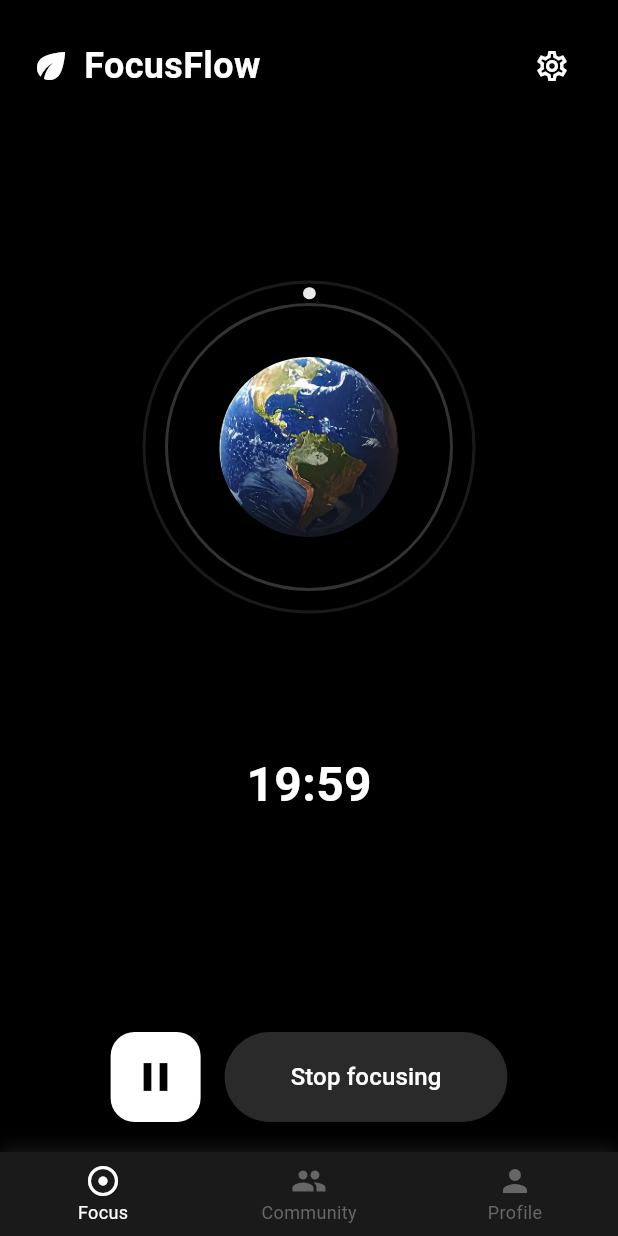
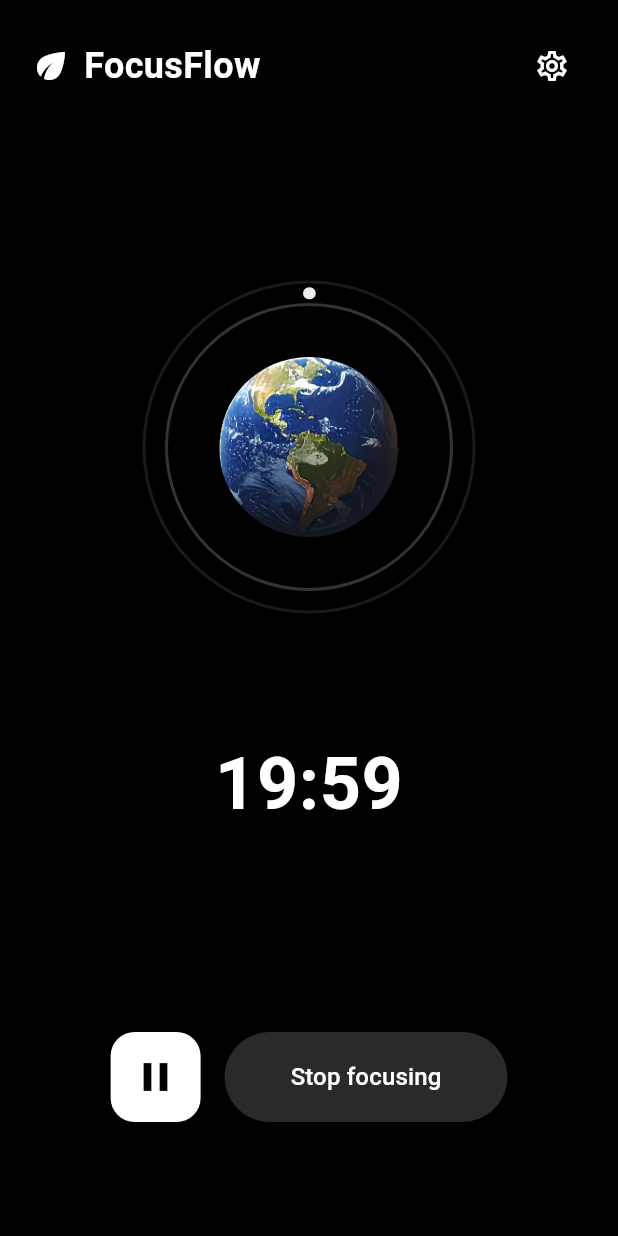
Before and after one commit to tranquilcarpenter-ui/raw, a Flutter app: the screen it shows after launch, after a tap on the "play arrow" icon, on a phone screen of 412 x 824 dp. Run offline on Flutter 3.47's test engine with Material 3 defaults, Android fonts, the phone set to English and light mode, and no system bars.

Commit message:
Timer animation for hiding/showing bottom navigation bar when focus timer starts/stops.

```diff
--- a/lib/main.dart
+++ b/lib/main.dart
@@ -32,20 +32,68 @@ class MainScreen extends StatefulWidget {
   State<MainScreen> createState() => _MainScreenState();
 }
 
-class _MainScreenState extends State<MainScreen> {
+class _MainScreenState extends State<MainScreen> with SingleTickerProviderStateMixin {
   int _currentIndex = 0;
+  AnimationController? _navBarController;
+  Animation<double>? _navBarAnimation;
 
-  final List<Widget> _screens = [
-    const FocusScreen(),
-    const CommunityScreen(),
-    const ProfileScreen(),
-  ];
+  @override
+  void initState() {
+    super.initState();
+    _navBarController = AnimationController(
+      duration: const Duration(milliseconds: 300),
+      vsync: this,
+    );
+    _navBarAnimation = Tween<double>(begin: 0.0, end: 1.0).animate(
+      CurvedAnimation(parent: _navBarController!, curve: Curves.easeInOut),
+    );
+  }
+
+  @override
+  void dispose() {
+    _navBarController?.dispose();
+    super.dispose();
+  }
+
+  void _onFocusStateChanged(bool isRunning) {
+    if (isRunning) {
+      _navBarController?.forward();
+    } else {
+      _navBarController?.reverse();
+    }
+  }
+
+  Widget get _currentScreen {
+    switch (_currentIndex) {
+      case 0:
+        return FocusScreen(onFocusStateChanged: _onFocusStateChanged);
+      case 1:
+        return const CommunityScreen();
+      case 2:
+        return const ProfileScreen();
+      default:
+        return FocusScreen(onFocusStateChanged: _onFocusStateChanged);
+    }
+  }
 
   @override
   Widget build(BuildContext context) {
     return Scaffold(
-      body: _screens[_currentIndex],
-      bottomNavigationBar: Container(
+      body: _currentScreen,
+      bottomNavigationBar: _navBarAnimation == null
+          ? null
+          : AnimatedBuilder(
+              animation: _navBarAnimation!,
+              builder: (context, child) {
+                return Transform.translate(
+                  offset: Offset(0, 80 * _navBarAnimation!.value),
+                  child: Opacity(
+                    opacity: 1 - _navBarAnimation!.value,
+                    child: child,
+                  ),
+                );
+              },
+        child: Container(
         decoration: BoxDecoration(
           color: const Color(0xFF1A1A1A),
           boxShadow: [
@@ -80,13 +128,16 @@ class _MainScreenState extends State<MainScreen> {
           ],
         ),
         ),
+      ),
     );
   }
 }
 
 // Focus Screen with Timer
 class FocusScreen extends StatefulWidget {
-  const FocusScreen({super.key});
+  final Function(bool)? onFocusStateChanged;
+
+  const FocusScreen({super.key, this.onFocusStateChanged});
 
   @override
   State<FocusScreen> createState() => _FocusScreenState();
@@ -101,6 +152,8 @@ class _FocusScreenState extends State<FocusScreen>
   bool _isRunning = false;
   bool _isPickerVisible = false;
   late AnimationController _pulseController;
+  late AnimationController _timerScaleController;
+  late Animation<double> _timerScaleAnimation;
 
   @override
   void initState() {
@@ -109,12 +162,20 @@ class _FocusScreenState extends State<FocusScreen>
       duration: const Duration(milliseconds: 1500),
       vsync: this,
     );
+    _timerScaleController = AnimationController(
+      duration: const Duration(milliseconds: 400),
+      vsync: this,
+    );
+    _timerScaleAnimation = Tween<double>(begin: 1.0, end: 1.5).animate(
+      CurvedAnimation(parent: _timerScaleController, curve: Curves.easeInOut),
+    );
   }
 
   @override
   void dispose() {
     _timer?.cancel();
     _pulseController.dispose();
+    _timerScaleController.dispose();
     super.dispose();
   }
 
@@ -122,6 +183,8 @@ class _FocusScreenState extends State<FocusScreen>
     setState(() {
       _isRunning = true;
     });
+    _timerScaleController.forward();
+    widget.onFocusStateChanged?.call(true);
     _timer = Timer.periodic(const Duration(seconds: 1), (timer) {
       setState(() {
         if (_remainingSeconds > 0) {
@@ -138,6 +201,8 @@ class _FocusScreenState extends State<FocusScreen>
     setState(() {
       _isRunning = false;
     });
+    _timerScaleController.reverse();
+    widget.onFocusStateChanged?.call(false);
   }
 
   void _stopTimer() {
@@ -146,6 +211,8 @@ class _FocusScreenState extends State<FocusScreen>
       _isRunning = false;
       _remainingSeconds = _totalSeconds;
     });
+    _timerScaleController.reverse();
+    widget.onFocusStateChanged?.call(false);
   }
 
   void _togglePicker() {
@@ -309,13 +376,22 @@ class _FocusScreenState extends State<FocusScreen>
                                 height: 150,
                                 child: _isPickerVisible && !_isRunning
                                     ? _buildTimePicker()
-                                    : Center(
+                                    : AnimatedBuilder(
+                                        animation: _timerScaleAnimation,
+                                        builder: (context, child) {
+                                          return Transform.scale(
+                                            scale: _timerScaleAnimation.value,
+                                            child: child,
+                                          );
+                                        },
+                                        child: Center(
                                           child: Text(
                                             '${(_remainingSeconds ~/ 60).toString().padLeft(2, '0')}:${(_remainingSeconds % 60).toString().padLeft(2, '0')}',
                                             style: const TextStyle(
                                               color: Colors.white,
                                               fontSize: 32,
                                               fontWeight: FontWeight.w600,
+                                            ),
                                           ),
                                         ),
                                       ),
```
Lines whose indentation alone changed are shown as unchanged.
